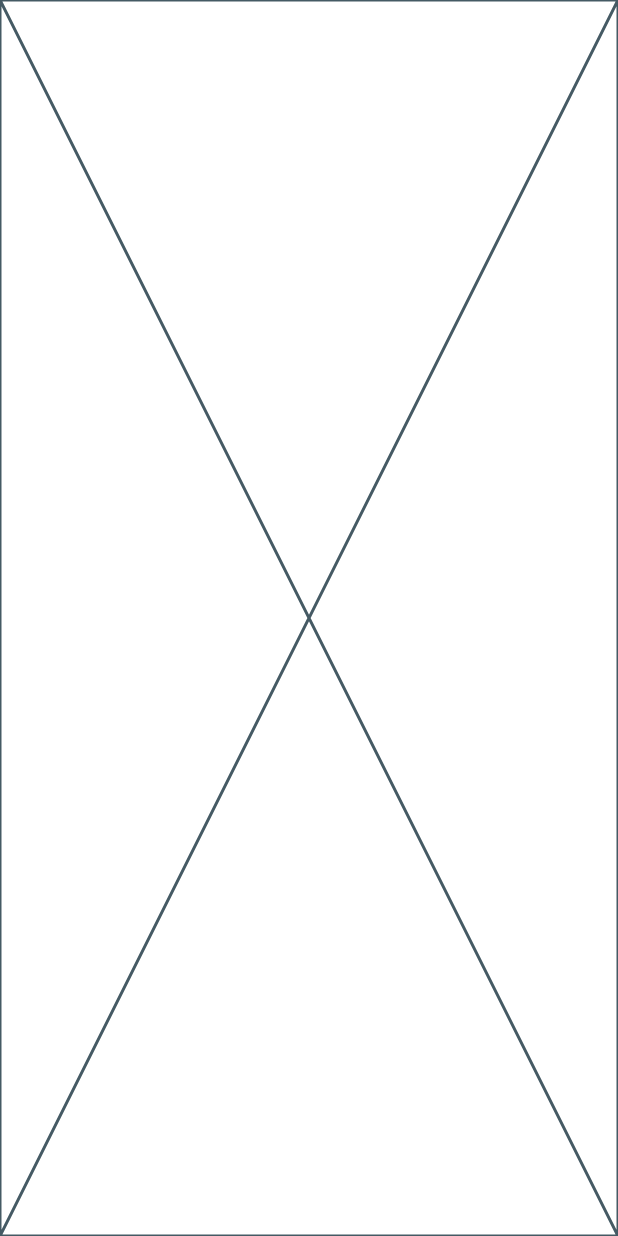
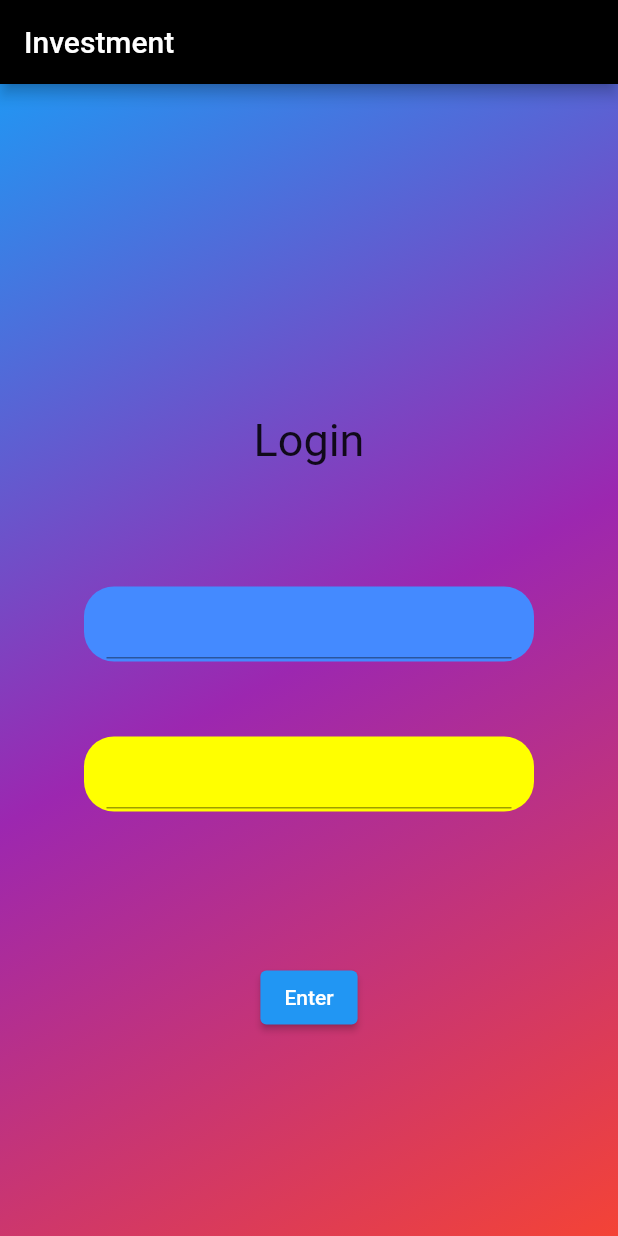
Before and after one commit to Martynov-Vlad-is-love/hive_invest, a Flutter app: the screen it shows after launch, on a phone screen of 412 x 824 dp. Run offline on Flutter 3.47's test engine with Material 2 defaults, Android fonts, the phone set to English and light mode, and no system bars; our stand-ins replace flutter_secure_storage, hive, hive_flutter; accounts and stored records are empty.

Commit message:
Add login page. Format changes

```diff
--- a/lib/main.dart
+++ b/lib/main.dart
@@ -1,10 +1,10 @@
 import 'package:flutter/material.dart';
 import 'package:hive_flutter/hive_flutter.dart';
-import 'package:hive_invest/view/main_screen.dart';
+import 'package:hive_invest/view/screen/main_screen.dart';
 import 'package:hive_invest/view_model/profile_controller.dart';
 import 'package:provider/provider.dart';
 
-void main() async{
+void main() async {
   WidgetsFlutterBinding.ensureInitialized();
   await Hive.initFlutter();
   runApp(
@@ -12,7 +12,16 @@ void main() async{
       providers: [
         ChangeNotifierProvider(create: (context) => ProfileController()),
       ],
-      child: const MainScreen(),
+      child: MaterialApp(
+        home: Scaffold(
+          resizeToAvoidBottomInset: false,
+          appBar: AppBar(
+            backgroundColor: Colors.black,
+            title: const Text('Investment'),
+          ),
+          body: const MainScreen(),
+        ),
+      ),
     ),
   );
 }
--- a/lib/view/main_screen.dart
+++ /dev/null
@@ -1,13 +0,0 @@
-import 'package:flutter/cupertino.dart';
-
-///Main screen.
-class MainScreen extends StatelessWidget {
-
-  /// Constructor.
-  const MainScreen({super.key});
-
-  @override
-  Widget build(BuildContext context) {
-    return const Placeholder();
-  }
-}
--- /dev/null
+++ b/lib/view/screen/main_screen.dart
@@ -0,0 +1,64 @@
+import 'package:flutter/material.dart';
+import 'package:hive_invest/view/widget/login_text_box.dart';
+
+///Main screen.
+class MainScreen extends StatelessWidget {
+  /// Constructor.
+  const MainScreen({super.key});
+
+  static const _height = 150.0;
+
+  @override
+  Widget build(BuildContext context) {
+    final loginTextController = TextEditingController(text: '');
+    final passwordTextController = TextEditingController(text: '');
+
+    return DecoratedBox(
+      decoration: const BoxDecoration(
+        gradient: LinearGradient(
+          colors: [Colors.red, Colors.purple, Colors.blue],
+          begin: Alignment.bottomRight,
+          end: Alignment.topLeft,
+        ),
+      ),
+      child: Center(
+        child: Column(
+          children: [
+            const Padding(
+              padding: EdgeInsets.only(top: 220, bottom: 80.0),
+              child: Text(
+                'Login',
+                style: TextStyle(fontSize: 30),
+              ),
+            ),
+            SizedBox(
+              height: _height,
+              child: Column(
+                mainAxisAlignment: MainAxisAlignment.spaceBetween,
+                children: [
+                  LoginTextBox(
+                    controller: loginTextController,
+                    color: Colors.blueAccent,
+                  ),
+                  LoginTextBox(
+                    controller: passwordTextController,
+                    color: Colors.yellowAccent,
+                  ),
+                ],
+              ),
+            ),
+            Padding(
+              padding: const EdgeInsets.only(top: 100),
+              child: ElevatedButton(
+                onPressed: () {
+                  return;
+                },
+                child: const Text('Enter'),
+              ),
+            ),
+          ],
+        ),
+      ),
+    );
+  }
+}
--- /dev/null
+++ b/lib/view/widget/login_text_box.dart
@@ -0,0 +1,35 @@
+import 'package:flutter/material.dart';
+
+/// Custom text box for login screen.
+class LoginTextBox extends StatelessWidget {
+  /// Color of the widget.
+  final Color color;
+
+  /// Controller that provide manipulating with incoming data.
+  final TextEditingController controller;
+
+  /// Constructor.
+  const LoginTextBox({
+    required this.controller,
+    required this.color,
+    super.key,
+  });
+
+  static const _borderRadius = 20.0;
+  static const _height = 50.0;
+  static const _width = 300.0;
+
+  @override
+  Widget build(BuildContext context) {
+    return Container(
+      padding: const EdgeInsets.symmetric(horizontal: 15),
+      decoration: BoxDecoration(
+        color: color,
+        borderRadius: BorderRadius.circular(_borderRadius),
+      ),
+      height: _height,
+      width: _width,
+      child: TextFormField(controller: controller),
+    );
+  }
+}
--- a/lib/view_model/profile_controller.dart
+++ b/lib/view_model/profile_controller.dart
@@ -7,10 +7,9 @@ import 'package:hive_invest/model/profile/profile.dart';
 
 /// Controller for injecting profile dependency.
 class ProfileController extends ChangeNotifier {
-
   /// Method for adapter registration.
-  void _registerAdapter(){
-    if(!Hive.isAdapterRegistered(1)){
+  void _registerAdapter() {
+    if (!Hive.isAdapterRegistered(1)) {
       Hive.registerAdapter(ProfileAdapter());
     }
   }
@@ -43,5 +42,4 @@ class ProfileController extends ChangeNotifier {
       throw Exception('encryption key is null');
     }
   }
-
 }
```
Also changed, not shown: lib/model/investition/investition.dart (+4 -4 lines), lib/model/profile/profile.g.dart, 1 other file.
